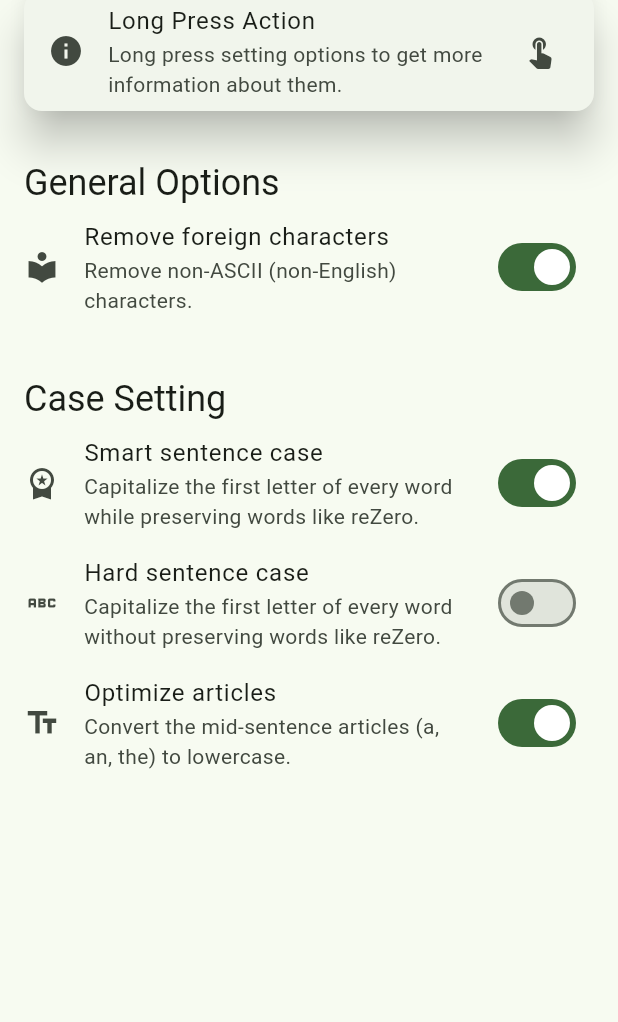
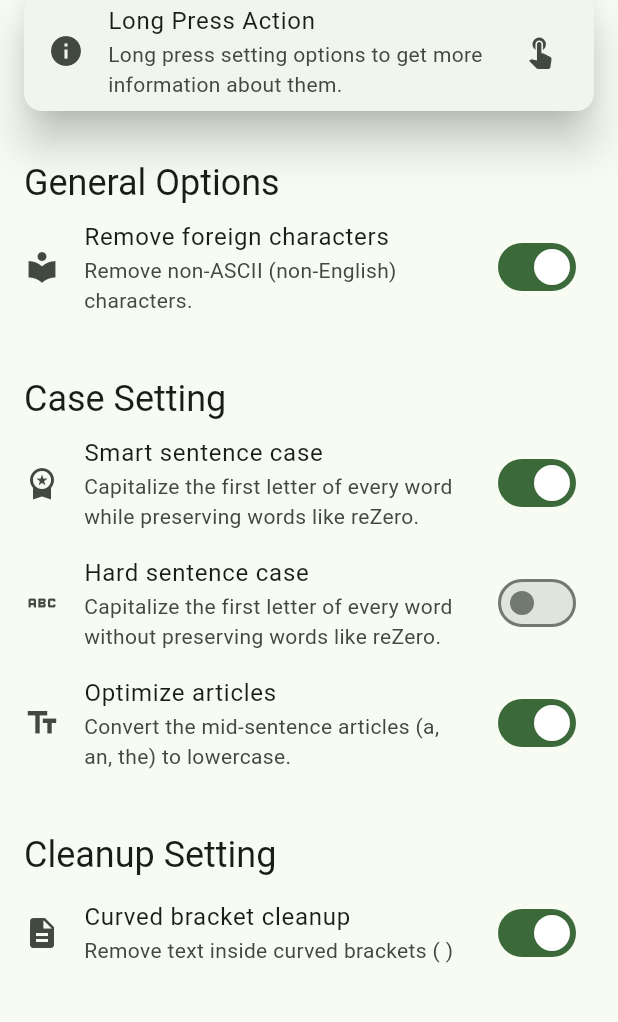
Before and after one commit to Az-21/simplify, a Flutter app: the SettingsPage screen opened directly, on a phone screen of 412 x 824 dp, the part 93-1115 px from its top. Run offline on Flutter 3.47's test engine with Material 2 defaults, Android fonts, the phone set to English and light mode, and no system bars; missing offline and left inert: test.

Commit message:
✒️ added option to remove text inside curved brackets `()`

```diff
--- /dev/null
+++ b/lib/pages/settings/components/cleanup/curved_brackets.dart
@@ -0,0 +1,66 @@
+import 'package:flutter/material.dart';
+
+/// Constant fields
+const String _title = "Curved bracket cleanup";
+const String _subtitle = "Remove text inside curved brackets ( )";
+
+class CurvedBracketOption extends StatefulWidget {
+  const CurvedBracketOption({Key? key}) : super(key: key);
+  @override
+  State<CurvedBracketOption> createState() => _CurvedBracketOptionState();
+}
+
+class _CurvedBracketOptionState extends State<CurvedBracketOption> {
+  /// Field
+  bool isEnabled = true;
+
+  @override
+  Widget build(BuildContext context) {
+    return ListTile(
+      leading: const Icon(Icons.description),
+      title: const Text(_title),
+      subtitle: const Text(_subtitle),
+      onLongPress: () => _MoreInfoPopup(context),
+      trailing: Switch(
+        value: isEnabled,
+        onChanged: (value) => setState(() {
+          isEnabled = !isEnabled;
+        }),
+      ),
+    );
+  }
+
+/* ----------------------------- More info popup ---------------------------- */
+  void _MoreInfoPopup(BuildContext context) {
+    showDialog(
+      context: context,
+      builder: (context) {
+        return AlertDialog(
+          title: const Text(_title),
+          content: SizedBox(
+            width: (2 / 3) * MediaQuery.of(context).size.width,
+            height: (1 / 3) * MediaQuery.of(context).size.height,
+            child: ListView(
+              children: [
+                Text("• Description", style: Theme.of(context).textTheme.labelLarge),
+                const Text(_subtitle),
+                const SizedBox(height: 32),
+                //
+                Text("• Sample Input", style: Theme.of(context).textTheme.labelLarge),
+                const Text("Land of the Lustrous (Houseki no Kuni) - E01 (HEVC x256)"),
+                const SizedBox(height: 32),
+                //
+                Text("• Sample Output", style: Theme.of(context).textTheme.labelLarge),
+                const Text("Land of the Lustrous - E01"),
+              ],
+            ),
+          ),
+          actions: [
+            TextButton(onPressed: () {/*TODO*/}, child: const Text("Share Feedback")),
+            OutlinedButton(onPressed: () => Navigator.pop(context), child: const Text("OK")),
+          ],
+        );
+      },
+    );
+  }
+}
--- a/lib/pages/settings/page.dart
+++ b/lib/pages/settings/page.dart
@@ -2,6 +2,7 @@ import 'package:flutter/material.dart';
 import 'package:simplify/components/drawer/drawer.dart';
 import 'package:simplify/components/drawer/logic/page_list.dart';
 import 'package:simplify/pages/settings/components/case.dart';
+import 'package:simplify/pages/settings/components/cleanup/curved_brackets.dart';
 import 'package:simplify/pages/settings/components/heading.dart';
 import 'package:simplify/pages/settings/components/info.dart';
 import 'package:simplify/pages/settings/components/options.dart';
@@ -30,6 +31,10 @@ class SettingsPage extends StatelessWidget {
           SmartSentenceCaseSwitch(),
           HardSentenceCaseSwitch(),
           OptimizeArticlesSwitch(),
+
+          /* ----------------------------- Cleanup Options ---------------------------- */
+          SettingHeader(heading: "Cleanup Setting"),
+          CurvedBracketOption(),
         ],
       ),
     );
```
